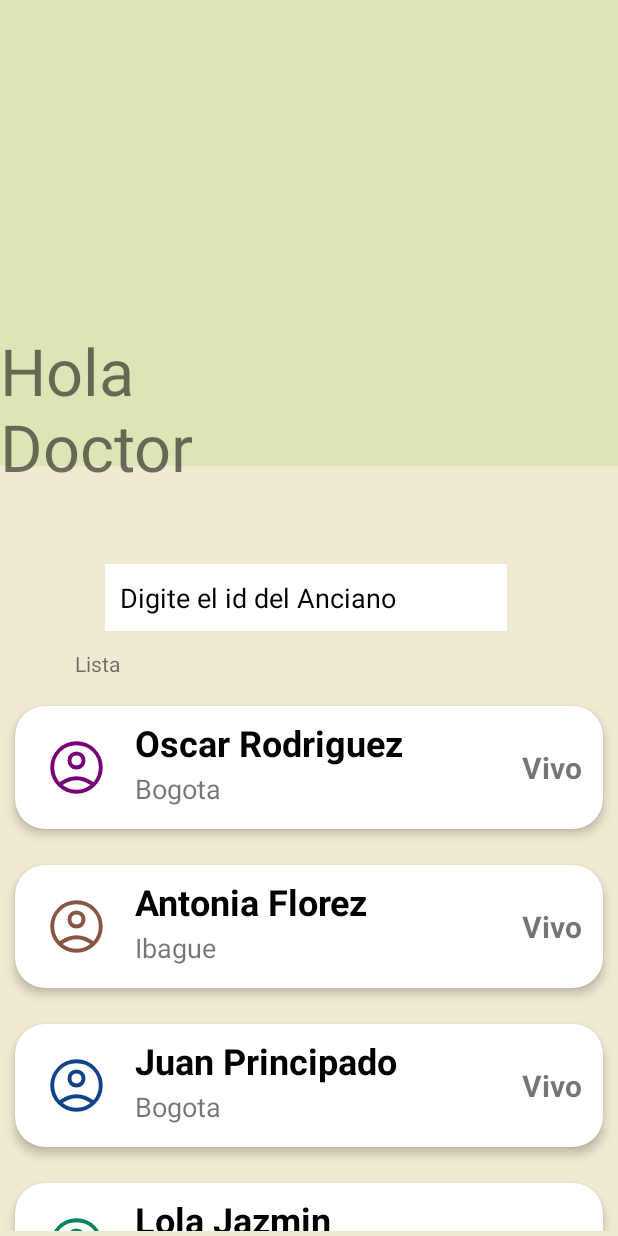
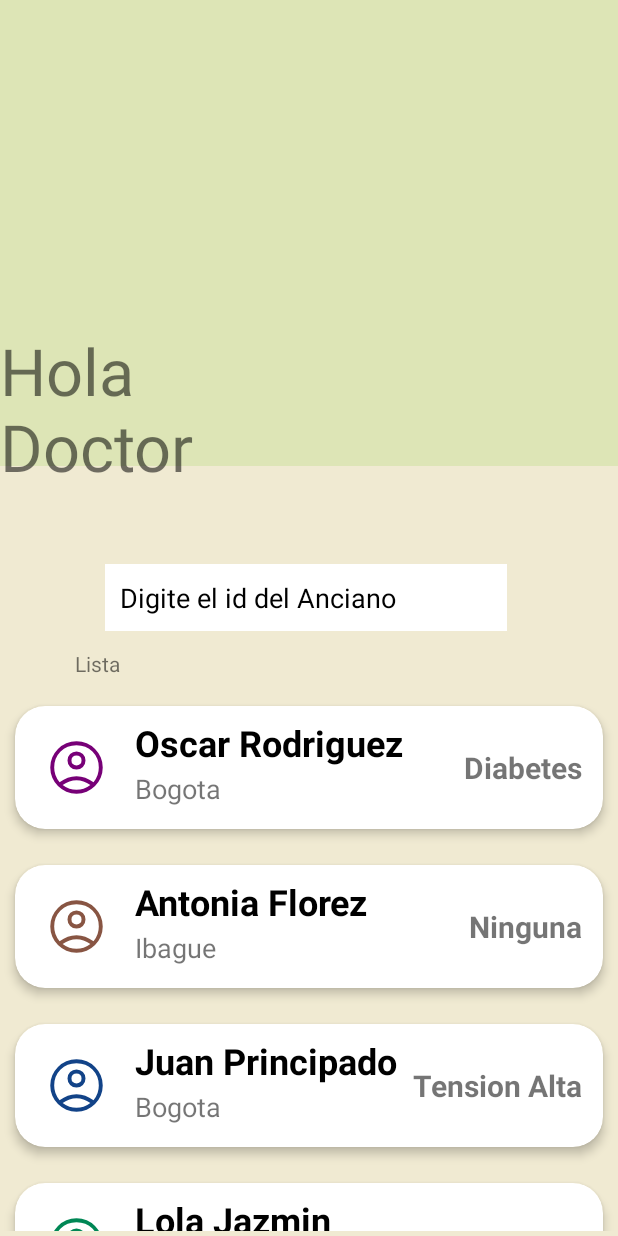
Before and after one commit to SistemasDaniel01/Ancianato, an Android app: the historiaClinica screen opened directly, with no data from a screen before it, on a phone screen of 412 x 824 dp. Run offline under Robolectric (Android 15) with nearby library versions, the light colour scheme and no system bars.

Commit message:
commit and push

```diff
--- a/app/src/main/AndroidManifest.xml
+++ b/app/src/main/AndroidManifest.xml
@@ -9,6 +9,9 @@
         android:roundIcon="@mipmap/ic_launcher_round"
         android:supportsRtl="true"
         android:theme="@style/Theme.MyLoginApp">
+        <activity
+            android:name=".DescriptionActivity"
+            android:exported="false" />
         <activity
             android:name=".historiaClinica"
             android:exported="false" />
--- a/app/src/main/java/com/example/myloginapp/ListAdapter.java
+++ b/app/src/main/java/com/example/myloginapp/ListAdapter.java
@@ -18,11 +18,17 @@ public class ListAdapter  extends RecyclerView.Adapter<ListAdapter.ViewHolder> {
     private List<ListElement> nData;
     private LayoutInflater mInflater;
     private Context context;
+    final ListAdapter.OnItemClickListener listener;
 
-    public ListAdapter(List<ListElement> itemList,Context context){
+    public interface OnItemClickListener{
+        void OnItemClick(ListElement item);
+    }
+
+    public ListAdapter(List<ListElement> itemList,Context context,ListAdapter.OnItemClickListener listener){
         this.mInflater = LayoutInflater.from(context);
         this.context = context;
         this.nData = itemList;
+        this.listener = listener;
     }
 
 
@@ -68,6 +74,12 @@ public class ListAdapter  extends RecyclerView.Adapter<ListAdapter.ViewHolder> {
             name.setText(item.getName());
             city.setText(item.getCity());
             status.setText(item.getStatus());
+            itemView.setOnClickListener(new View.OnClickListener() {
+                @Override
+                public void onClick(View v) {
+                    listener.OnItemClick(item);
+                }
+            });
         }
     }
 }
--- a/app/src/main/java/com/example/myloginapp/ListElement.java
+++ b/app/src/main/java/com/example/myloginapp/ListElement.java
@@ -1,16 +1,67 @@
 package com.example.myloginapp;
 
-public class ListElement {
+import java.io.Serializable;
+
+public class ListElement implements Serializable {
     public String color;
     public String name;
     public String city;
     public String status;
+    public int edad;
+    public String sexo;
+    public String enfermedad;
+    public String diagnostico;
+    public String posologia;
+
+    public ListElement() {
+
+    }
 
     public ListElement(String color, String name, String city, String status) {
         this.color = color;
         this.name = name;
         this.city = city;
         this.status = status;
+    }
+
+    public int getEdad() {
+        return edad;
+    }
+
+    public void setEdad(int edad) {
+        this.edad = edad;
+    }
+
+    public String getSexo() {
+        return sexo;
+    }
+
+    public void setSexo(String sexo) {
+        this.sexo = sexo;
+    }
+
+    public String getEnfermedad() {
+        return enfermedad;
+    }
+
+    public void setEnfermedad(String enfermedad) {
+        this.enfermedad = enfermedad;
+    }
+
+    public String getDiagnostico() {
+        return diagnostico;
+    }
+
+    public void setDiagnostico(String diagnostico) {
+        this.diagnostico = diagnostico;
+    }
+
+    public String getPosologia() {
+        return posologia;
+    }
+
+    public void setPosologia(String posologia) {
+        this.posologia = posologia;
     }
 
     public String getColor() {
--- a/app/src/main/java/com/example/myloginapp/historiaClinica.java
+++ b/app/src/main/java/com/example/myloginapp/historiaClinica.java
@@ -4,6 +4,7 @@ import androidx.appcompat.app.AppCompatActivity;
 import androidx.recyclerview.widget.LinearLayoutManager;
 import androidx.recyclerview.widget.RecyclerView;
 
+import android.content.Intent;
 import android.os.Bundle;
 
 import java.util.ArrayList;
@@ -24,16 +25,64 @@ public class historiaClinica extends AppCompatActivity {
 
     public void init(){
         elements = new ArrayList<>();
-        elements.add(new ListElement("#770077","Oscar Rodriguez","Bogota","Vivo"));
-        elements.add(new ListElement("#885543","Antonia Florez","Ibague","Vivo"));
-        elements.add(new ListElement("#124388","Juan Principado","Bogota","Vivo"));
-        elements.add(new ListElement("#008755","Lola Jazmin","Bogota","Vivo"));
-        elements.add(new ListElement("#445566","Kike Urtado","Ibague","Vivo"));
+        ListElement anciano1 = new ListElement();
+        anciano1.setColor("#770077");
+        anciano1.setName("Oscar Rodriguez");
+        anciano1.setCity("Bogota");
+        anciano1.setStatus("Diabetes");
+        anciano1.setEdad(70);
+        anciano1.setSexo("Masculino");
+        anciano1.setDiagnostico("Diabetes controlada, mejorar ejercicio");
+        anciano1.setPosologia("Debe caminar 3 veces al dia durante 20 minutos, tomar medicamentoY cada 6 horas");
+        elements.add(anciano1);
+        ListElement anciano2 = new ListElement();
+        anciano2.setColor("#885543");
+        anciano2.setName("Antonia Florez");
+        anciano2.setCity("Ibague");
+        anciano2.setStatus("Ninguna");
+        anciano2.setEdad(67);
+        anciano2.setSexo("Femenino");
+        anciano2.setDiagnostico("Posibles afectaciones en el corazon a futuro");
+        anciano2.setPosologia("Revisar su tension 2 veces al dia, reportar cambios");
+        elements.add(anciano2);
+        ListElement anciano3 = new ListElement();
+        anciano3.setColor("#124388");
+        anciano3.setName("Juan Principado");
+        anciano3.setCity("Bogota");
+        anciano3.setStatus("Tension Alta");
+        anciano3.setEdad(89);
+        anciano3.setSexo("Masculino");
+        anciano3.setDiagnostico("su tension es controlada pero posee leves alteraciones en la misma");
+        anciano3.setPosologia("tomar medicamentoW en ayunas");
+        elements.add(anciano3);
+        ListElement anciano4 = new ListElement();
+        anciano4.setColor("#008755");
+        anciano4.setName("Lola Jazmin");
+        anciano4.setCity("Bogota");
+        anciano4.setStatus("Demensia leve");
+        anciano4.setEdad(98);
+        anciano4.setSexo("Femenino");
+        anciano4.setDiagnostico("tiene problemas al recordar ciertos sucesos cercanos y presenta indicios de TOC");
+        anciano4.setPosologia("sesiones donde se hable con ella todos los dias al menos durante 1 hora, tomar medicamentoR para controlar rasgos agresivos");
+        elements.add(anciano4);
 
-        ListAdapter listAdapter = new ListAdapter(elements,this);
+
+
+        ListAdapter listAdapter = new ListAdapter(elements, this, new ListAdapter.OnItemClickListener() {
+            @Override
+            public void OnItemClick(ListElement item) {
+                moveToDescription(item);
+            }
+        });
         RecyclerView recyclerView = findViewById(R.id.listRecyclerView);
         recyclerView.setHasFixedSize(true);
         recyclerView.setLayoutManager(new LinearLayoutManager(this));
         recyclerView.setAdapter(listAdapter);
     }
+
+    public void moveToDescription(ListElement item){
+        Intent intent = new Intent(this,DescriptionActivity.class);
+        intent.putExtra("ListElement",item);
+        startActivity(intent);
+    }
 }
```
Also changed, not shown: app/src/main/java/com/example/myloginapp/DescriptionActivity.java (added, +38 -0 lines), app/src/main/res/layout/activity_description.xml (added, +174 -0 lines).
